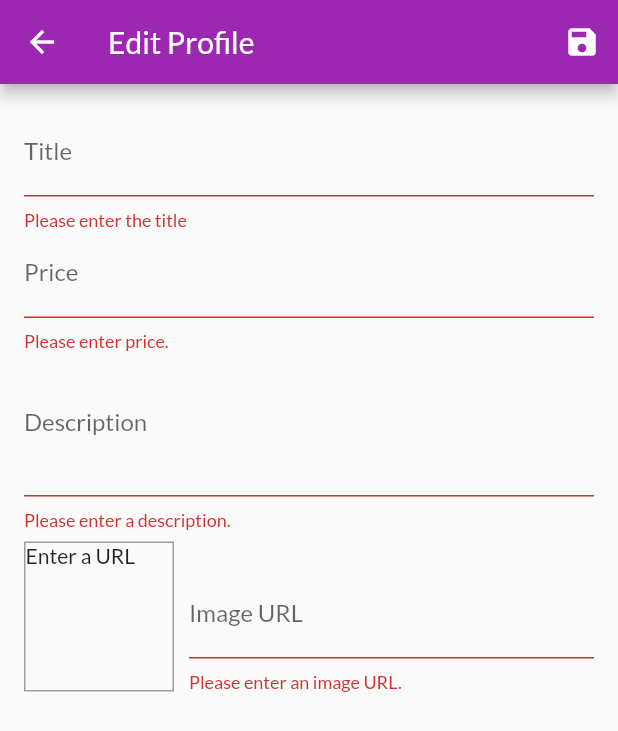
After one commit to Anahit-95/My-Shop, a Flutter app: the EditProductScreen screen opened by its route, after a tap on the "save" icon, on a phone screen of 412 x 824 dp. The commit adds this screen. Shown: the top 731 px of the screen. Run offline on Flutter 3.47's test engine with Material 2 defaults, Android fonts, the phone set to English and light mode, and no system bars; network calls fail.

Commit message:
Added User Product screen and edit product screen

```diff
--- a/lib/main.dart
+++ b/lib/main.dart
@@ -5,12 +5,15 @@ import './screens/products_overview_screen.dart';
 import './screens/product_detail_screen.dart';
 import './screens/cart_screen.dart';
 import './screens/orders_screen.dart';
+import './screens/user_products_screen.dart';
+import './screens/edit_product_screen.dart';
 
 import './providers/products.dart';
 import './providers/cart.dart';
 import './providers/orders.dart';
 
 // https://www.youtube.com/watch?v=Td3xEWwRAQA
+// https://medium.com/codechai/architecting-your-flutter-project-bd04e144a8f1
 
 void main() => runApp(MyApp());
 
@@ -42,6 +45,8 @@ class MyApp extends StatelessWidget {
           ProductDetailScreen.routeName: (context) => ProductDetailScreen(),
           CartScreen.routeName: (context) => CartScreen(),
           OrdersScreen.routeName: (context) => OrdersScreen(),
+          UserProductsScreen.routeName: (context) => UserProductsScreen(),
+          EditProductScreen.routeName: (context) => EditProductScreen(),
         },
       ),
     );
--- a/lib/providers/products.dart
+++ b/lib/providers/products.dart
@@ -55,8 +55,16 @@ class Products with ChangeNotifier {
     return _items.firstWhere((prod) => prod.id == id);
   }
 
-  void addProduct() {
-    // _items.add();
+  void addProduct(Product product) {
+    final newProduct = Product(
+      id: DateTime.now().toString(),
+      title: product.title,
+      description: product.description,
+      price: product.price,
+      imageUrl: product.imageUrl,
+    );
+    _items.add(newProduct);
+    // _items.insert(0, newProduct);
     notifyListeners();
   }
 }
--- /dev/null
+++ b/lib/screens/edit_product_screen.dart
@@ -0,0 +1,266 @@
+import 'package:flutter/material.dart';
+import 'package:provider/provider.dart';
+
+import '../providers/product.dart';
+import '../providers/products.dart';
+
+class EditProductScreen extends StatefulWidget {
+  static const routeName = '/edit-product';
+
+  @override
+  State<EditProductScreen> createState() => _EditProductScreenState();
+}
+
+class _EditProductScreenState extends State<EditProductScreen> {
+  final _priceFocusNode = FocusNode();
+  final _descriptionFocusNode = FocusNode();
+  final _imageUrlController = TextEditingController();
+  final _imageUrlFocusNode = FocusNode();
+  final _form = GlobalKey<FormState>();
+  var _editedProduct = Product(
+    id: null,
+    title: '',
+    price: 0,
+    description: '',
+    imageUrl: '',
+  );
+
+  var _initValues = {
+    'title': '',
+    'description': '',
+    'price': '',
+    'imageUrl': '',
+  };
+  var _isInit = true;
+
+  @override
+  void initState() {
+    _imageUrlFocusNode.addListener(_updateImageUrl);
+    super.initState();
+  }
+
+  @override
+  void didChangeDependencies() {
+    if (_isInit) {
+      final productId = ModalRoute.of(context).settings.arguments;
+      if (productId != null) {
+        _editedProduct = Provider.of<Products>(context).findById(productId);
+        _initValues = {
+          'title': _editedProduct.title,
+          'description': _editedProduct.description,
+          'price': _editedProduct.price.toString(),
+          // 'imageUrl': _editedProduct.imageUrl,
+          'imageUrl': '',
+        };
+      }
+      _imageUrlController.text = _editedProduct.imageUrl;
+    }
+    _isInit = false;
+    super.didChangeDependencies();
+  }
+
+  @override
+  void dispose() {
+    _imageUrlFocusNode.removeListener(_updateImageUrl);
+    _priceFocusNode.dispose();
+    _descriptionFocusNode.dispose();
+    _imageUrlController.dispose();
+    _imageUrlFocusNode.dispose();
+    super.dispose();
+  }
+
+  void _updateImageUrl() {
+    if (!_imageUrlFocusNode.hasFocus) {
+      if (!_imageUrlController.text.startsWith('http') &&
+              !_imageUrlController.text.startsWith('https') ||
+          !_imageUrlController.text.endsWith('.png') &&
+              !_imageUrlController.text.endsWith('.jpg') &&
+              !_imageUrlController.text.endsWith('.jpeg')) {
+        return;
+      }
+      setState(() {});
+    }
+  }
+
+  void _saveForm() {
+    final isValid = _form.currentState.validate();
+    if (!isValid) {
+      return;
+    }
+    _form.currentState.save();
+    // print(_editedProduct.title);
+    // print(_editedProduct.price);
+    // print(_editedProduct.description);
+    // print(_editedProduct.imageUrl);
+
+    Provider.of<Products>(context, listen: false).addProduct(_editedProduct);
+    Navigator.of(context).pop();
+  }
+
+  @override
+  Widget build(BuildContext context) {
+    return Scaffold(
+      appBar: AppBar(
+        title: Text('Edit Profile'),
+        actions: <Widget>[
+          IconButton(
+            onPressed: _saveForm,
+            icon: Icon(Icons.save),
+          ),
+        ],
+      ),
+      body: Padding(
+        padding: const EdgeInsets.all(16.0),
+        child: Form(
+          key: _form,
+          child: ListView(
+            children: <Widget>[
+              TextFormField(
+                initialValue: _initValues['title'],
+                decoration: InputDecoration(labelText: 'Title'),
+                textInputAction: TextInputAction.next,
+                onFieldSubmitted: (_) {
+                  FocusScope.of(context).requestFocus(_priceFocusNode);
+                },
+                validator: (value) {
+                  if (value.isEmpty) {
+                    return 'Please enter the title';
+                  }
+                  return null;
+                },
+                onSaved: (value) {
+                  _editedProduct = Product(
+                    id: null,
+                    title: value,
+                    description: _editedProduct.description,
+                    price: _editedProduct.price,
+                    imageUrl: _editedProduct.imageUrl,
+                  );
+                },
+              ),
+              TextFormField(
+                initialValue: _initValues['price'],
+                decoration: InputDecoration(labelText: 'Price'),
+                textInputAction: TextInputAction.next,
+                keyboardType: TextInputType.number,
+                focusNode: _priceFocusNode,
+                onFieldSubmitted: (_) {
+                  FocusScope.of(context).requestFocus(_descriptionFocusNode);
+                },
+                validator: (value) {
+                  if (value.isEmpty) {
+                    return 'Please enter price.';
+                  }
+                  if (double.tryParse(value) == null) {
+                    return 'Please enter valid number.';
+                  }
+                  if (double.parse(value) <= 0) {
+                    return 'Please enter a number greater then zero.';
+                  }
+                  return null;
+                },
+                onSaved: (value) {
+                  _editedProduct = Product(
+                    id: null,
+                    title: _editedProduct.title,
+                    description: _editedProduct.description,
+                    price: double.parse(value),
+                    imageUrl: _editedProduct.imageUrl,
+                  );
+                },
+              ),
+              TextFormField(
+                initialValue: _initValues['description'],
+                decoration: InputDecoration(labelText: 'Description'),
+                maxLines: 3,
+                keyboardType: TextInputType.multiline,
+                focusNode: _descriptionFocusNode,
+                validator: ((value) {
+                  if (value.isEmpty) {
+                    return 'Please enter a description.';
+                  }
+                  if (value.length < 10) {
+                    return 'Should be at least 10 characters long.';
+                  }
+                  return null;
+                }),
+                onSaved: (value) {
+                  _editedProduct = Product(
+                    id: null,
+                    title: _editedProduct.title,
+                    description: value,
+                    price: _editedProduct.price,
+                    imageUrl: _editedProduct.imageUrl,
+                  );
+                },
+              ),
+              Row(
+                crossAxisAlignment: CrossAxisAlignment.end,
+                children: <Widget>[
+                  Container(
+                    width: 100,
+                    height: 100,
+                    margin: EdgeInsets.only(
+                      top: 8,
+                      right: 10,
+                    ),
+                    decoration: BoxDecoration(
+                      border: Border.all(width: 1, color: Colors.grey),
+                    ),
+                    child: _imageUrlController.text.isEmpty
+                        ? Text('Enter a URL')
+                        : FittedBox(
+                            child: Image.network(
+                              _imageUrlController.text,
+                              fit: BoxFit.cover,
+                            ),
+                          ),
+                  ),
+                  Expanded(
+                    child: TextFormField(
+                      decoration: InputDecoration(labelText: 'Image URL'),
+                      keyboardType: TextInputType.url,
+                      textInputAction: TextInputAction.done,
+                      controller: _imageUrlController,
+                      focusNode: _imageUrlFocusNode,
+                      onFieldSubmitted: (_) {
+                        _saveForm();
+                      },
+                      validator: (value) {
+                        if (value.isEmpty) {
+                          return 'Please enter an image URL.';
+                        }
+                        if (!value.startsWith('http') &&
+                            !value.startsWith('https')) {
+                          return 'Please enter a valid URL';
+                        }
+                        if (!value.endsWith('.png') &&
+                            !value.endsWith('.jpg') &&
+                            !value.endsWith('.jpeg')) {
+                          return 'Please enter valid image URL';
+                        }
+                        return null;
+                      },
+                      onSaved: (value) {
+                        _editedProduct = Product(
+                          id: null,
+                          title: _editedProduct.title,
+                          description: _editedProduct.description,
+                          price: _editedProduct.price,
+                          imageUrl: value,
+                        );
+                      },
+                      // onEditingComplete: () {
+                      //   setState(() {});
+                      // },
+                    ),
+                  ),
+                ],
+              ),
+            ],
+          ),
+        ),
+      ),
+    );
+  }
+}
--- a/lib/screens/orders_screen.dart
+++ b/lib/screens/orders_screen.dart
@@ -17,10 +17,6 @@ class OrdersScreen extends StatelessWidget {
         title: Text('Your Orders'),
       ),
       drawer: AppDrawer(),
-      // body: ListView.builder(
-      //   itemCount: orderData.orders.length,
-      //   itemBuilder: (ctx, i) => OrderItem(orderData.orders[i]),
-      // ),
       body: ListView.builder(
         itemCount: orderData.orders.length,
         itemBuilder: ((context, index) => OrderItem(orderData.orders[index])),
--- a/lib/widgets/app_drawer.dart
+++ b/lib/widgets/app_drawer.dart
@@ -1,6 +1,7 @@
 import 'package:flutter/material.dart';
 
 import '../screens/orders_screen.dart';
+import '../screens/user_products_screen.dart';
 
 class AppDrawer extends StatelessWidget {
   @override
@@ -29,6 +30,15 @@ class AppDrawer extends StatelessWidget {
                   .pushReplacementNamed(OrdersScreen.routeName);
             },
           ),
+          Divider(),
+          ListTile(
+            leading: Icon(Icons.edit),
+            title: Text('Manage Products'),
+            onTap: () {
+              Navigator.of(context)
+                  .pushReplacementNamed(UserProductsScreen.routeName);
+            },
+          ),
         ],
       ),
     );
```
Also changed, not shown: lib/providers/cart.dart (+20 -0 lines), lib/screens/user_products_screen.dart (added, +44 -0 lines), lib/widgets/cart_item.dart (+23 -0 lines), lib/widgets/product_item.dart (+16 -0 lines), lib/widgets/user_products_item.dart (added, +44 -0 lines).
